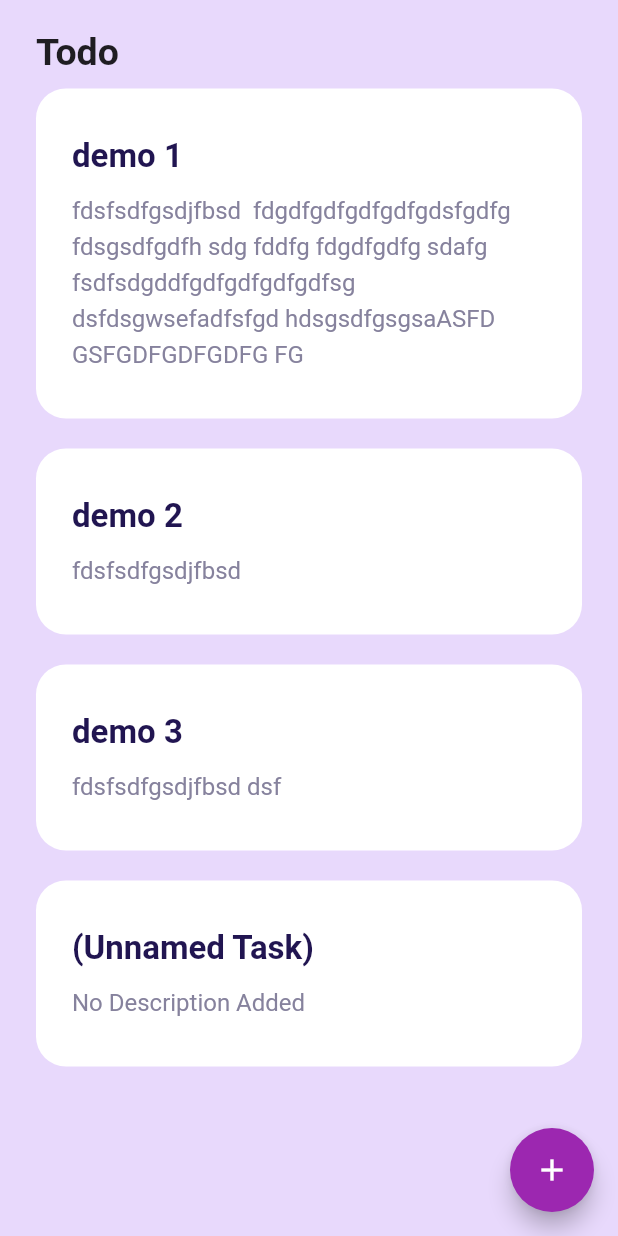
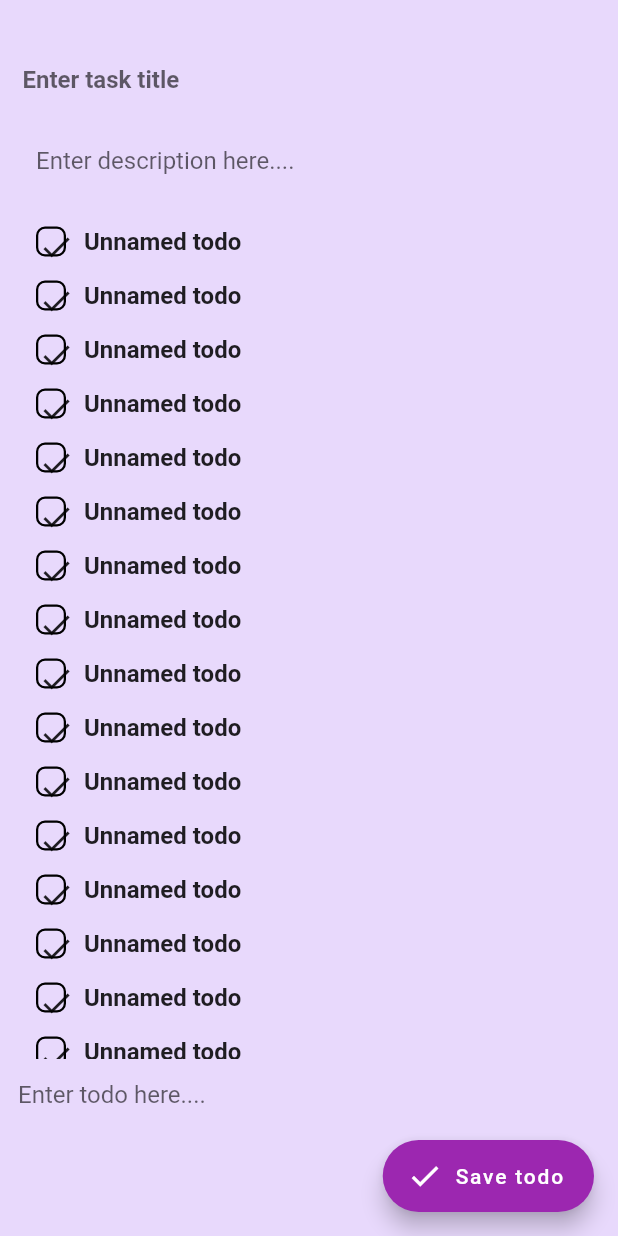
Before and after one commit to PratikAmonkar/Todo-App, a Flutter app: the screen it shows after launch, after a tap on the "add" icon, on a phone screen of 412 x 824 dp. Run offline on Flutter 3.47's test engine with Material 2 defaults, Android fonts, the phone set to English and light mode, and no system bars; our stand-ins replace sqflite; accounts and stored records are empty.

Commit message:
creates add tasks page ui

```diff
--- a/lib/screens/home_page.dart
+++ b/lib/screens/home_page.dart
@@ -1,5 +1,6 @@
 import 'package:flutter/material.dart';
 import 'package:flutter/services.dart';
+import 'package:todo_app/screens/task_page.dart';
 import 'package:todo_app/widgets/task_card_widget.dart';
 
 class HomePage extends StatefulWidget {
@@ -10,6 +11,8 @@ class HomePage extends StatefulWidget {
 }
 
 class _HomePageState extends State<HomePage> {
+  final bool isDataEmpty = false;
+
   @override
   Widget build(BuildContext context) {
     return Scaffold(
@@ -33,7 +36,7 @@ class _HomePageState extends State<HomePage> {
             children: [
               Container(
                 margin: const EdgeInsets.symmetric(
-                  vertical:10.0,
+                  vertical: 10.0,
                 ),
                 child: const Text(
                   "Todo",
@@ -68,7 +71,14 @@ class _HomePageState extends State<HomePage> {
         ),
       ),
       floatingActionButton: FloatingActionButton(
-        onPressed: () {},
+        onPressed: () {
+          Navigator.push(
+            context,
+            MaterialPageRoute(
+              builder: (context) => const TaskPage(),
+            ),
+          );
+        },
         child: const Icon(
           Icons.add,
         ),
--- /dev/null
+++ b/lib/screens/task_page.dart
@@ -0,0 +1,130 @@
+import 'package:flutter/material.dart';
+import 'package:todo_app/widgets/todo_card_widget.dart';
+
+class TaskPage extends StatefulWidget {
+  const TaskPage({Key? key}) : super(key: key);
+
+  @override
+  State<TaskPage> createState() => _TaskPageState();
+}
+
+class _TaskPageState extends State<TaskPage> {
+  @override
+  Widget build(BuildContext context) {
+    return Scaffold(
+      backgroundColor: const Color.fromARGB(255, 232, 217, 252),
+      appBar: AppBar(
+        backgroundColor: const Color.fromARGB(255, 232, 217, 252),
+        automaticallyImplyLeading: false,
+        toolbarHeight: 5.0,
+        elevation: 0.0,
+      ),
+      body: SafeArea(
+        child: Column(
+          crossAxisAlignment: CrossAxisAlignment.start,
+          children: [
+            Padding(
+              padding: const EdgeInsets.only(
+                top: 24.0,
+                bottom: 6.0,
+                left: 15.0,
+              ),
+              child: Row(
+                children: const [
+                  Expanded(
+                    child: TextField(
+                      decoration: InputDecoration(
+                        hintText: "Enter task title",
+                        border: InputBorder.none,
+                      ),
+                      style: TextStyle(
+                        fontWeight: FontWeight.bold,
+                      ),
+                    ),
+                  ),
+                ],
+              ),
+            ),
+            const Padding(
+              padding: EdgeInsets.only(
+                bottom: 12.0,
+              ),
+              child: TextField(
+                decoration: InputDecoration(
+                  hintText: "Enter description here....",
+                  border: InputBorder.none,
+                  contentPadding: EdgeInsets.symmetric(
+                    horizontal: 24.0,
+                  ),
+                ),
+              ),
+            ),
+            Expanded(
+              child: ListView(
+                children: [
+                  const TodoCardWidget(),
+                  const TodoCardWidget(),
+                  const TodoCardWidget(),
+                  const TodoCardWidget(),
+                  const TodoCardWidget(),
+                  const TodoCardWidget(),
+                  const TodoCardWidget(),
+                  const TodoCardWidget(),
+                  const TodoCardWidget(),
+                  const TodoCardWidget(),
+                  const TodoCardWidget(),
+                  const TodoCardWidget(),
+                  const TodoCardWidget(),
+                  const TodoCardWidget(),
+                  const TodoCardWidget(),
+                  const TodoCardWidget(),
+                  const TodoCardWidget(),
+                  const TodoCardWidget(),
+                  const TodoCardWidget(),
+                  const TodoCardWidget(),
+                  const TodoCardWidget(),
+                  const TodoCardWidget(),
+                  const TodoCardWidget(),
+                  const TodoCardWidget(),
+                  const TodoCardWidget(),
+                  const TodoCardWidget(),
+                  const TodoCardWidget(),
+                  const TodoCardWidget(),
+                ],
+              ),
+            ),
+            Container(
+              margin: const EdgeInsets.only(
+                bottom: 70.0,
+              ),
+              padding: const EdgeInsets.only(
+                left: 12.0,
+              ),
+              child: Row(
+                children: const [
+                  Expanded(
+                    child: TextField(
+                      decoration: InputDecoration(
+                        hintText: "Enter todo here....",
+                        border: InputBorder.none,
+                      ),
+                    ),
+                  )
+                ],
+              ),
+            )
+          ],
+        ),
+      ),
+      floatingActionButton: FloatingActionButton.extended(
+        onPressed: () {},
+        label: const Text(
+          "Save todo",
+        ),
+        icon: const Icon(
+          Icons.check,
+        ),
+      ),
+    );
+  }
+}
--- /dev/null
+++ b/lib/widgets/todo_card_widget.dart
@@ -0,0 +1,44 @@
+import 'package:flutter/material.dart';
+
+class TodoCardWidget extends StatelessWidget {
+  const TodoCardWidget({Key? key}) : super(key: key);
+
+  @override
+  Widget build(BuildContext context) {
+    return Container(
+      padding: const EdgeInsets.symmetric(
+        horizontal: 24.0,
+        vertical: 8.0,
+      ),
+      child: Row(
+        children: [
+          Container(
+            width: 20.0,
+            height: 20.0,
+            margin: const EdgeInsets.only(
+              right: 12.0,
+            ),
+            decoration: BoxDecoration(
+              borderRadius: BorderRadius.circular(
+                6.0,
+              ),
+              border: Border.all(
+                width: 1.5,
+              ),
+            ),
+            child: const Icon(
+              Icons.check,
+            ),
+          ),
+          const Text(
+            "Unnamed todo",
+            style: TextStyle(
+              fontSize: 16.0,
+              fontWeight: FontWeight.bold,
+            ),
+          ),
+        ],
+      ),
+    );
+  }
+}
```
Also changed, not shown: 1 other file.
